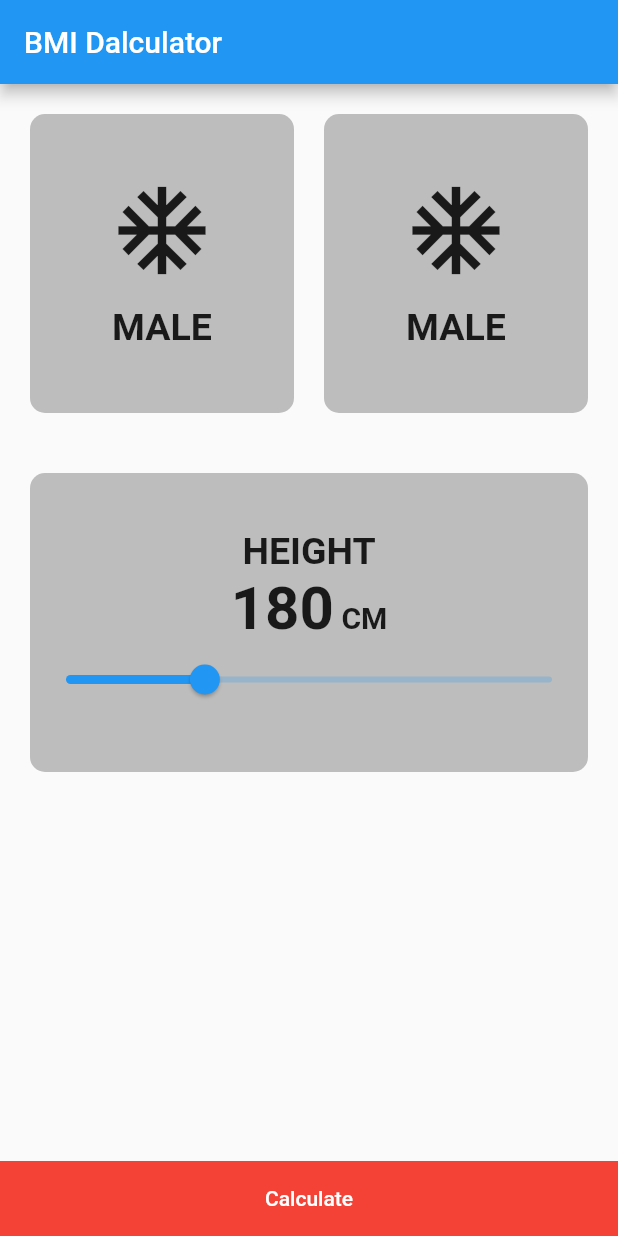
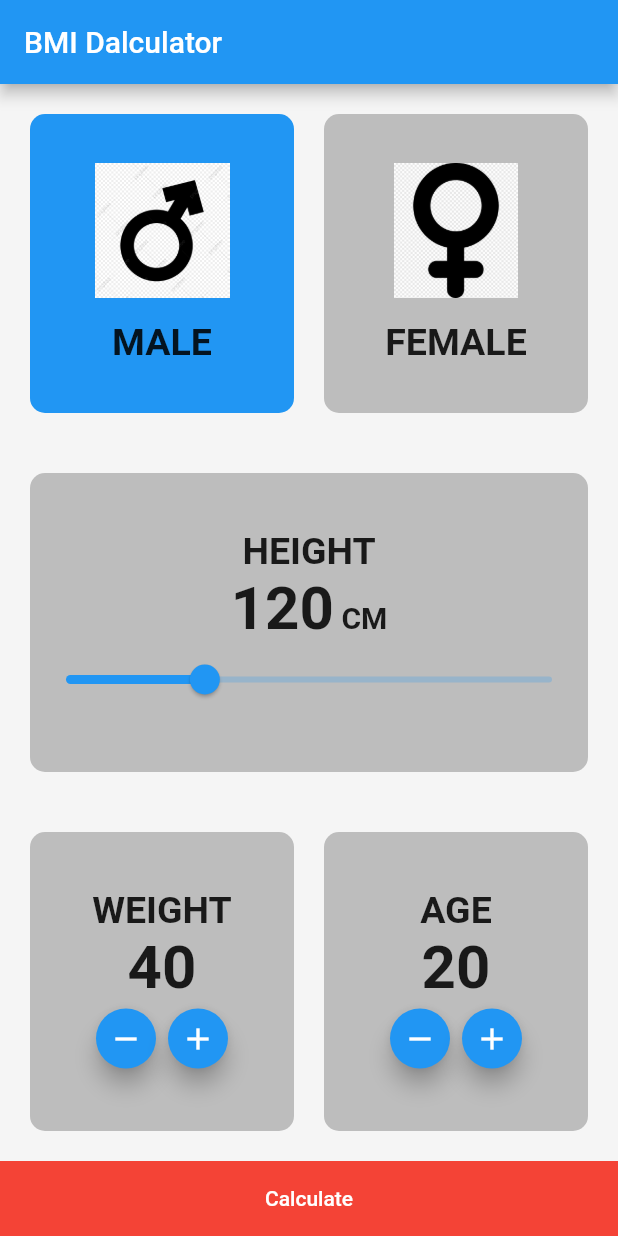
Before and after one commit to lizz7913/BMI_calculator, a Flutter app: the screen it shows after launch, on a phone screen of 412 x 824 dp. Run offline on Flutter 3.47's test engine with Material 2 defaults, Android fonts, the phone set to English and light mode, and no system bars.

Commit message:
logic added to app

```diff
--- a/lib/BMi_calculator.dart
+++ b/lib/BMi_calculator.dart
@@ -7,14 +7,151 @@ class BmiCalculator extends StatefulWidget {
 }
 
 class _BmiCalculatorState extends State<BmiCalculator> {
+  double height=120.0;
+  bool isMale=true;
+  int weight=40;
+  int age=20;
   @override
   Widget build(BuildContext context) {
     return Scaffold(
+      backgroundColor: Colors.grey[100],
       appBar: AppBar(
-        title: Text('BMI Dalculator'),),
+        title: Text('BMI Dalculator'),
+      ),
       body: Column(
         children: [
-          Expanded(child: Padding(
+          Expanded(
+            child: Padding(
+              padding: const EdgeInsets.all(20.0),
+              child: Row(
+                children: [
+                  Expanded(
+                    child: GestureDetector(
+                      onTap: (){
+                        setState(() {
+                          isMale=true;
+                        });
+                      },
+                      child: Container(
+                        child: Column(
+                          mainAxisAlignment: MainAxisAlignment.center,
+                          children: [
+                            Image(image: AssetImage('assets/images/male.jpg',),
+                            height: 90,
+                            width: 90,),
+                            SizedBox(
+                              height: 15,
+                            ),
+                            Text(
+                              'MALE',
+                              style: TextStyle(
+                                fontSize: 25,
+                                fontWeight: FontWeight.bold,
+                              ),
+                            )
+                          ],
+                        ),
+                        decoration: BoxDecoration(
+                          borderRadius: BorderRadius.circular(10),
+                          color: isMale ? Colors.blue : Colors.grey[400],
+                        ),
+                      ),
+                    ),
+                  ),
+                  SizedBox(
+                    width: 20,
+                  ),
+                  Expanded(
+                    child: GestureDetector(
+                      onTap: (){
+                        setState(() {
+                          isMale=false;
+                        });
+                      },
+                      child: Container(
+                        child: Column(
+                          mainAxisAlignment: MainAxisAlignment.center,
+                          children: [
+                            Image(image: AssetImage('assets/images/female.png',),
+                              height: 90,
+                              width: 90,),
+                            SizedBox(
+                              height: 15,
+                            ),
+                            Text(
+                              'FEMALE',
+                              style: TextStyle(
+                                fontSize: 25,
+                                fontWeight: FontWeight.bold,
+                              ),
+                            )
+                          ],
+                        ),
+                        decoration: BoxDecoration(
+                          borderRadius: BorderRadius.circular(10),
+                          color: !isMale ? Colors.blue : Colors.grey[400],
+                        ),
+                      ),
+                    ),
+                  ),
+                ],
+              ),
+            ),
+          ),
+          Expanded(
+              child: Padding(
+            padding: const EdgeInsets.all(20.0),
+            child: Container(
+              decoration: BoxDecoration(
+                  borderRadius: BorderRadius.circular(10),
+                  color: Colors.grey[400]),
+              child: Column(
+                mainAxisAlignment: MainAxisAlignment.center,
+                children: [
+                  Text(
+                    'HEIGHT',
+                    style: TextStyle(
+                      fontSize: 25,
+                      fontWeight: FontWeight.bold,
+                    ),
+                  ),
+                  Row(
+                    crossAxisAlignment: CrossAxisAlignment.baseline,
+                    mainAxisAlignment: MainAxisAlignment.center,
+                    textBaseline: TextBaseline.alphabetic,
+                    children: [
+                      Text(
+                        '${height.round()}',
+                        style: TextStyle(
+                            fontSize: 40, fontWeight: FontWeight.bold),
+                      ),
+                      SizedBox(
+                        width: 5,
+                      ),
+                      Text(
+                        'CM',
+                        style: TextStyle(
+                            fontSize: 20, fontWeight: FontWeight.bold),
+                      )
+                    ],
+                  ),
+                  Slider(
+                    value: height,
+                    onChanged: (value) {
+                      setState(() {
+                        height=value;
+                      });
+                      print(value.round());
+                    },
+                    max: 220.0,
+                    min: 80.0,
+                  )
+                ],
+              ),
+            ),
+          )),
+          Expanded(
+              child: Padding(
             padding: const EdgeInsets.all(20.0),
             child: Row(
               children: [
@@ -23,98 +160,121 @@ class _BmiCalculatorState extends State<BmiCalculator> {
                     child: Column(
                       mainAxisAlignment: MainAxisAlignment.center,
                       children: [
-                        Icon(Icons.ac_unit,
-                        size: 70,),
-                        SizedBox(height: 15,),
-                        Text('MALE',style: TextStyle(
-                          fontSize: 25,
-                          fontWeight: FontWeight.bold,
-                        ),)
+                        Text(
+                          'WEIGHT',
+                          style: TextStyle(
+                            fontSize: 25,
+                            fontWeight: FontWeight.bold,
+                          ),
+                        ),
+                        Text(
+                          '$weight',
+                          style: TextStyle(
+                              fontSize: 40, fontWeight: FontWeight.bold),
+                        ),
+                        Row(
+                          mainAxisAlignment: MainAxisAlignment.center,
+                          children: [
+                            FloatingActionButton(
+                              onPressed: () {
+                                setState(() {
+                                  weight--;
+                                });
+                              },
+                              mini: true,
+                              child: Icon(
+                                Icons.remove,
+                              ),
+                            ),
+                            FloatingActionButton(
+                              onPressed: () {
+                                setState(() {
+                                  weight++;
+                                });
+                              },
+                              mini: true,
+                              child: Icon(
+                                Icons.add,
+                              ),
+                            )
+                          ],
+                        )
                       ],
                     ),
                     decoration: BoxDecoration(
-                      borderRadius: BorderRadius.circular(10),
-                      color: Colors.grey[400],
-                    ),
+                        borderRadius: BorderRadius.circular(10),
+                        color: Colors.grey[400]),
                   ),
                 ),
-                SizedBox(width:20 ,),
+                SizedBox(
+                  width: 20,
+                ),
                 Expanded(
                   child: Container(
                     child: Column(
                       mainAxisAlignment: MainAxisAlignment.center,
                       children: [
-                        Icon(Icons.ac_unit,
-                          size: 70,),
-                        SizedBox(height: 15,),
-                        Text('MALE',style: TextStyle(
-                          fontSize: 25,
-                          fontWeight: FontWeight.bold,
-                        ),)
+                        Text(
+                          'AGE',
+                          style: TextStyle(
+                            fontSize: 25,
+                            fontWeight: FontWeight.bold,
+                          ),
+                        ),
+                        Text(
+                          '$age',
+                          style: TextStyle(
+                              fontSize: 40, fontWeight: FontWeight.bold),
+                        ),
+                        Row(
+                          mainAxisAlignment: MainAxisAlignment.center,
+                          children: [
+                            FloatingActionButton(
+                              onPressed: () {
+                                setState(() {
+                                  age--;
+                                });
+                              },
+                              mini: true,
+                              child: Icon(
+                                Icons.remove,
+                              ),
+                            ),
+                            FloatingActionButton(
+                              onPressed: () {
+                                setState(() {
+                                  age++;
+                                });
+                              },
+                              mini: true,
+                              child: Icon(
+                                Icons.add,
+                              ),
+                            )
+                          ],
+                        )
                       ],
                     ),
                     decoration: BoxDecoration(
-                      borderRadius: BorderRadius.circular(10),
-                      color: Colors.grey[400],
-                    ),
+                        borderRadius: BorderRadius.circular(10),
+                        color: Colors.grey[400]),
                   ),
-                ),
+                )
               ],
             ),
-          ),),
-          Expanded(child: Padding(
-            padding: const EdgeInsets.all(20.0),
-            child: Container(
-              decoration: BoxDecoration(
-                borderRadius: BorderRadius.circular(10),
-                color: Colors.grey[400]
-              ),
-              child: Column(
-                mainAxisAlignment: MainAxisAlignment.center,
-                children: [
-                  Text('HEIGHT',style: TextStyle(
-                    fontSize: 25,
-                    fontWeight: FontWeight.bold,
-                  ),),
-                  Row(
-                    crossAxisAlignment: CrossAxisAlignment.baseline,
-                    mainAxisAlignment: MainAxisAlignment.center,
-                    textBaseline: TextBaseline.alphabetic,
-                    children: [
-                      Text(
-                        '180',
-                        style: TextStyle(
-                          fontSize: 40,
-                          fontWeight: FontWeight.bold
-                        ),
-                      ),
-                      SizedBox(width: 5,),
-                      Text('CM',
-                        style: TextStyle(
-                            fontSize: 20,
-                            fontWeight: FontWeight.bold
-                        ),)
-                    ],
-                  ),
-                  Slider(value: 120.0,
-                    onChanged:(value){print(value.round());},
-                  max: 220.0,
-                  min: 80.0,)
-                ],
+          )),
+          Container(
+            width: double.infinity,
+            color: Colors.red,
+            child: MaterialButton(
+              onPressed: () {},
+              height: 50,
+              child: Text(
+                'Calculate',
+                style: TextStyle(color: Colors.white),
               ),
             ),
-          )),
-          Expanded(child: Container()),
-          Container(width: double.infinity,
-            color: Colors.red,
-            child: MaterialButton(
-            onPressed: (){},
-            height: 50,
-            child: Text('Calculate',
-            style: TextStyle(
-              color: Colors.white
-            ),),
-          ),)
+          )
         ],
       ),
     );
--- a/pubspec.yaml
+++ b/pubspec.yaml
@@ -43,11 +43,11 @@ flutter:
   # included with your application, so that you can use the icons in
   # the material Icons class.
   uses-material-design: true
+  assets:
+    - assets/images/
 
   # To add assets to your application, add an assets section, like this:
-  # assets:
-  #   - images/a_dot_burr.jpeg
-  #   - images/a_dot_ham.jpeg
+
 
   # An image asset can refer to one or more resolution-specific "variants", see
   # https://flutter.dev/assets-and-images/#resolution-aware.
```
Also changed, not shown: assets/images/female.png (added), assets/images/male.jpg (added).
